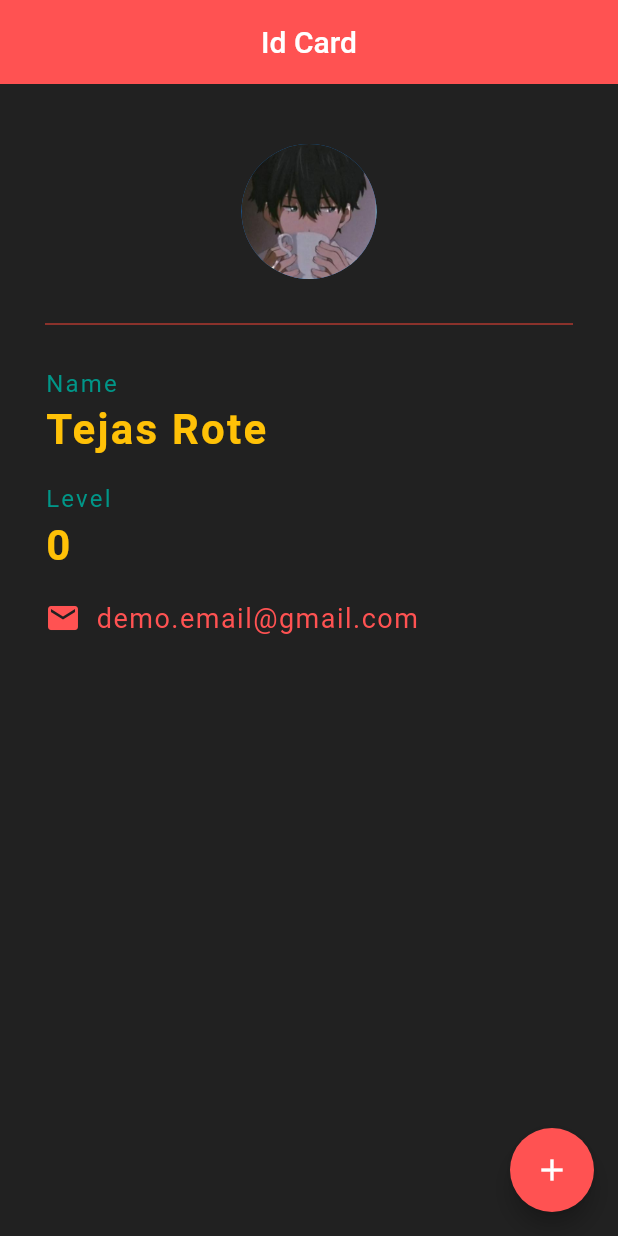
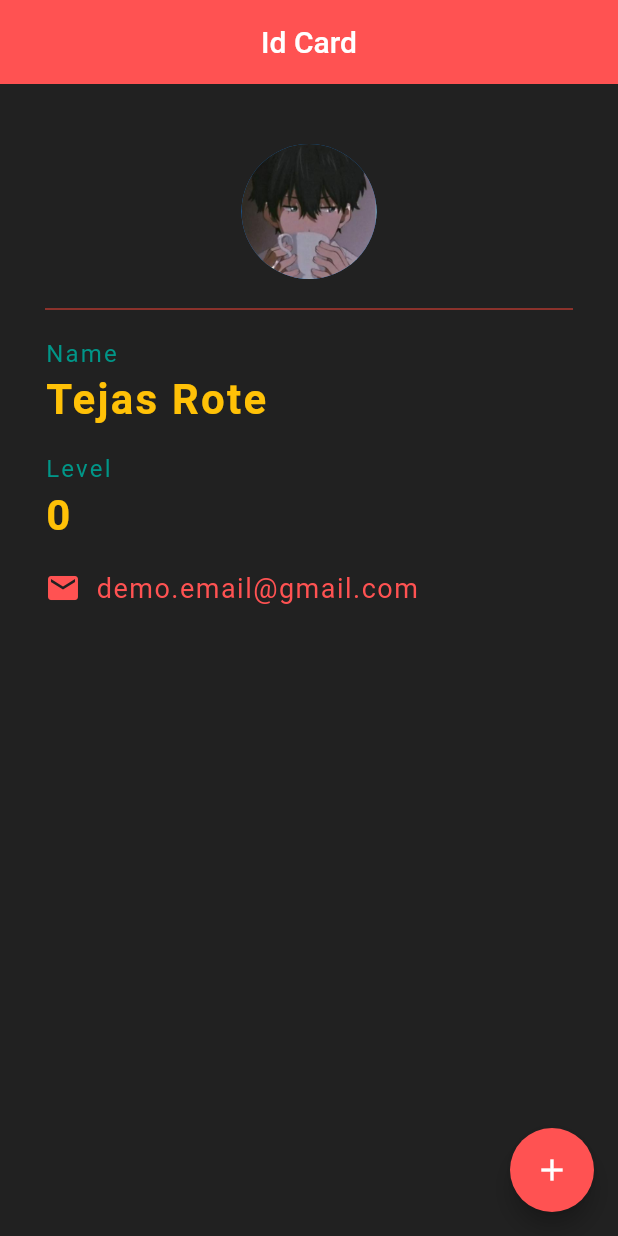
Before and after one commit to Tejas-Rote/Flutter_Basics, a Flutter app: the screen it shows after launch, on a phone screen of 412 x 824 dp. Run offline on Flutter 3.47's test engine with Material 2 defaults, Android fonts, the light colour scheme and no system bars.

Commit message:
Video-16 ID card complete

```diff
--- a/project_2/lib/main.dart
+++ b/project_2/lib/main.dart
@@ -46,7 +46,7 @@ class _IDcardState extends State<IDcard> {
               ),
             ),
             Divider(
-              height: 60,
+              height: 40,
               color: Colors.red,
 
             ),
```
